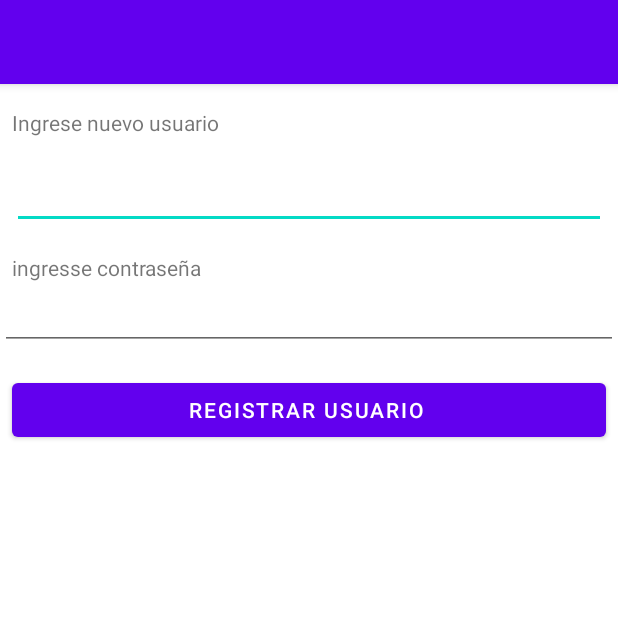
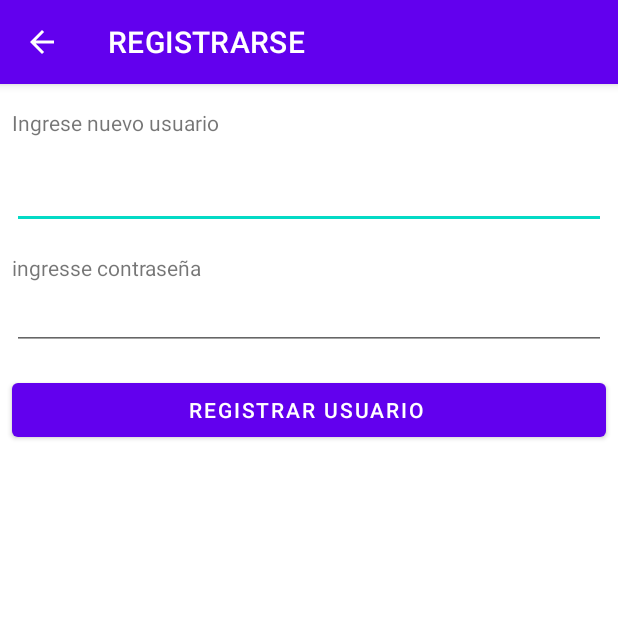
Before and after one commit to ctm002/recicladona, an Android app: the RegistrarActivity screen opened directly, with no data from a screen before it, on a phone screen of 412 x 824 dp, the top half of it. Run offline under Robolectric (Android 15) with nearby library versions, the phone set to English and light mode, and no system bars.

Commit message:
fix:button registrar

```diff
--- a/app/src/main/java/cl/vikost/negocio/AssociationsActivity.java
+++ b/app/src/main/java/cl/vikost/negocio/AssociationsActivity.java
@@ -32,6 +32,7 @@ import android.widget.ListView;
 
             ListView listView = (ListView) findViewById(R.id.list_engel_asociaciones);
             listView.setAdapter(adapter);
+
             String titleBar = "asociacion";
             if (getActionBar() != null) {
                 getActionBar().setTitle(titleBar);
--- a/app/src/main/java/cl/vikost/negocio/MainActivity.java
+++ b/app/src/main/java/cl/vikost/negocio/MainActivity.java
@@ -71,7 +71,7 @@ public class MainActivity extends AppCompatActivity{
 
         });
 
-        String titleBar = "Recicladona";
+        String titleBar = "RECICLADONA";
         if (getActionBar() != null) {
             getActionBar().setTitle(titleBar);
         } else {
--- a/app/src/main/java/cl/vikost/negocio/RegistrarActivity.java
+++ b/app/src/main/java/cl/vikost/negocio/RegistrarActivity.java
@@ -1,14 +1,45 @@
 package cl.vikost.negocio;
 
+import android.content.Intent;
+import android.os.Bundle;
+import android.view.MenuItem;
+import android.view.View;
+import android.widget.Button;
+
+import androidx.annotation.NonNull;
 import androidx.appcompat.app.AppCompatActivity;
 
-import android.os.Bundle;
+public class RegistrarActivity extends AppCompatActivity {
 
-public class RegistrarActivity extends AppCompatActivity {
+    Button _botonRegistroNuevoUsuario;
 
     @Override
     protected void onCreate(Bundle savedInstanceState) {
         super.onCreate(savedInstanceState);
         setContentView(R.layout.activity_registrar);
+
+        _botonRegistroNuevoUsuario = findViewById(R.id.btn_registro_nuevo_usuario);
+        _botonRegistroNuevoUsuario.setOnClickListener(new View.OnClickListener() {
+            @Override
+            public void onClick(View v) {
+//                Intent intent = new Intent(v.getContext(), ContactoActivity.class);
+//                startActivityForResult(intent, 0);
+            }
+        });
+
+        String titleBar = "REGISTRARSE";
+        if (getActionBar() != null) {
+            getActionBar().setTitle(titleBar);
+            getActionBar().setDisplayHomeAsUpEnabled(true);
+        } else {
+            getSupportActionBar().setTitle(titleBar);
+            getSupportActionBar().setDisplayHomeAsUpEnabled(true);
+        }
+    }
+
+    @Override
+    public boolean onOptionsItemSelected(@NonNull MenuItem item) {
+        startActivity(new Intent(this, LoginActivity.class));
+        return super.onOptionsItemSelected(item);
     }
 }
--- a/app/src/main/res/layout/activity_registrar.xml
+++ b/app/src/main/res/layout/activity_registrar.xml
@@ -60,6 +60,8 @@
         android:id="@+id/editTextTextPassword"
         android:layout_width="0dp"
         android:layout_height="wrap_content"
+        android:layout_marginStart="8dp"
+        android:layout_marginEnd="8dp"
         android:ems="10"
         android:inputType="textPassword"
         app:layout_constraintEnd_toEndOf="parent"
```
